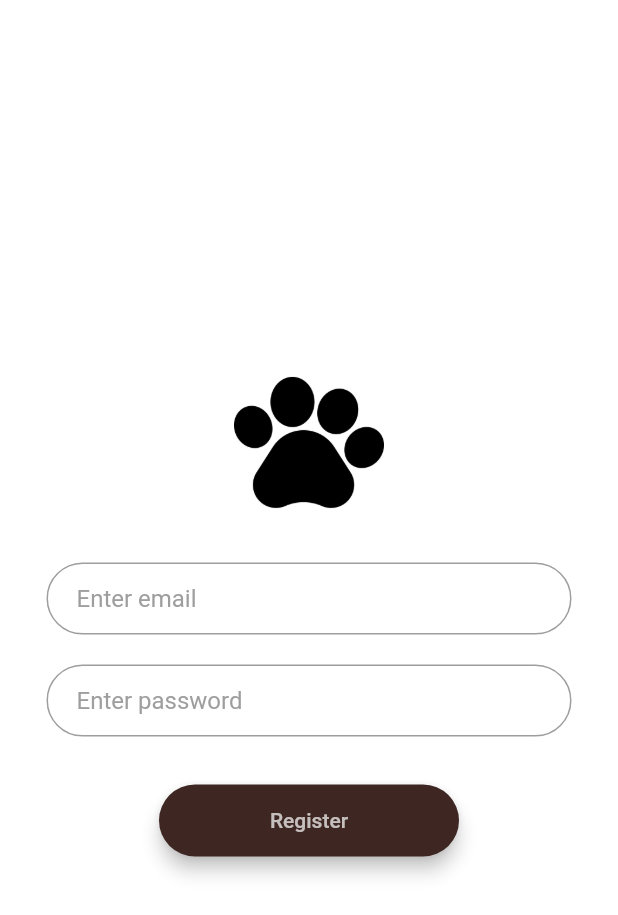
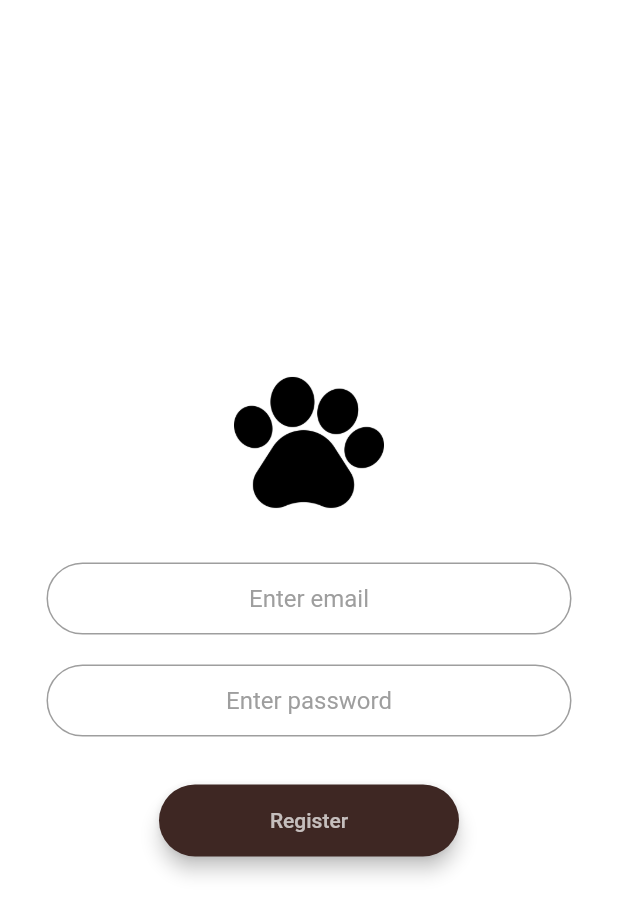
Before and after one commit to rakshanaj/Basic-Chat-App-, a Flutter app: the screen it shows after launch, after a tap on "Register", on a phone screen of 412 x 824 dp. Shown: the top 915 px of the screen. Run offline on Flutter 3.47's test engine with Material 2 defaults, Android fonts, the phone set to English and light mode, and no system bars.

Commit message:
login/registration changes so ux is smooth (centered hints, obscured pwd, textInputtype set to emailAddress)

```diff
--- a/lib/components/rounded_button.dart
+++ b/lib/components/rounded_button.dart
@@ -4,9 +4,9 @@ class RoundedButton extends StatelessWidget {
 
   Color color;
   String btn;
-  var func;
+  var onPressed;
 
-  RoundedButton({this.color,this.btn,this.func});
+  RoundedButton({this.color,this.btn,this.onPressed});
 
 
   @override
@@ -18,9 +18,7 @@ class RoundedButton extends StatelessWidget {
         borderRadius: BorderRadius.circular(30.0),
         color: color,
         child: MaterialButton(
-          onPressed: (){
-            Navigator.pushNamed(context, func);
-          },
+          onPressed: onPressed,
           minWidth: 200.0,
           height: 42.0,
           child: Text(
--- a/lib/screens/registration_screen.dart
+++ b/lib/screens/registration_screen.dart
@@ -11,6 +11,9 @@ class RegistrationScreen extends StatefulWidget {
 }
 
 class _RegistrationScreenState extends State<RegistrationScreen> {
+
+  String email,password;
+
   @override
   Widget build(BuildContext context) {
     return Scaffold(
@@ -32,12 +35,16 @@ class _RegistrationScreenState extends State<RegistrationScreen> {
             Container(
               width: 350.0,
               child: TextField(
+                keyboardType: TextInputType.emailAddress, //gives option of @ in keyboard
+                textAlign: TextAlign.center,
                 onChanged: (value){
                   //put to fb
+                  email=value;
                 },
                 decoration: kTextFieldDecoration.copyWith(
-                  hintText: "Enter email"
+                  hintText: "Enter email",
                 ),
+
               ),
             ),
             SizedBox(
@@ -46,9 +53,11 @@ class _RegistrationScreenState extends State<RegistrationScreen> {
             Container(
               width: 350.0,
               child: TextField(
-
+                obscureText: true,
+                textAlign: TextAlign.center,
                 onChanged: (value){
                   //put to fb
+                  password=value;
                 },
 
                 decoration: kTextFieldDecoration.copyWith(
@@ -59,7 +68,15 @@ class _RegistrationScreenState extends State<RegistrationScreen> {
             SizedBox(
               height: 24.0,
             ),
-            RoundedButton(color: Colors.brown.shade900,btn: 'Register',func:RegistrationScreen.id),
+            RoundedButton(
+                color: Colors.brown.shade900,
+                btn: 'Register',
+                onPressed: (){
+                  print(email);
+                  print(password);
+                },
+
+            ),
 
           ],
         ),
--- a/lib/screens/welcome_screen.dart
+++ b/lib/screens/welcome_screen.dart
@@ -68,8 +68,12 @@ class _WelcomeScreenState extends State<WelcomeScreen> with SingleTickerProvider
           SizedBox(
             height: 30.0,
           ),
-          RoundedButton(color: Colors.brown.shade600,btn: 'Login',func:LoginScreen.id),
-          RoundedButton(color: Colors.brown.shade900,btn: 'Register',func:RegistrationScreen.id),
+          RoundedButton(color: Colors.brown.shade600,btn: 'Login',onPressed: (){
+            Navigator.pushNamed(context, LoginScreen.id);
+          },),
+          RoundedButton(color: Colors.brown.shade900,btn: 'Register',onPressed: (){
+            Navigator.pushNamed(context, RegistrationScreen.id);
+          },),
         ],
       ),
     );
--- a/pubspec.yaml
+++ b/pubspec.yaml
@@ -8,6 +8,9 @@ environment:
   sdk: ">=2.1.0<3.0.0"
 
 dependencies:
+  cloud_firestore: ^0.13.1
+  firebase_auth: ^0.15.4
+  firebase_core: ^0.4.3+3
   flutter:
     sdk: flutter
 
```
Also changed, not shown: lib/screens/login_screen.dart (+11 -3 lines), pubspec.lock, 3 other files.
